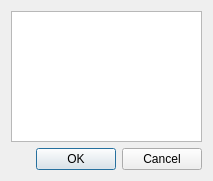
This is src/gui/Src/Gui/SelectFields.ui in x64dbg/x64dbg as Qt 5 draws it before an edit. The edited form follows.
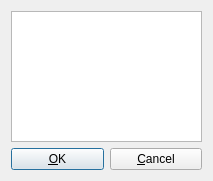
This is the edited form. Icons and pictures are not drawn.

Commit message: GUI: removed QDialogButtonBox

Patch:
```diff
--- a/src/gui/Src/Gui/SelectFields.ui
+++ b/src/gui/Src/Gui/SelectFields.ui
@@ -28,14 +28,22 @@
     <widget class="QListWidget" name="listWidget"/>
    </item>
    <item>
-    <widget class="QDialogButtonBox" name="buttonBox">
-     <property name="orientation">
-      <enum>Qt::Horizontal</enum>
-     </property>
-     <property name="standardButtons">
-      <set>QDialogButtonBox::Cancel|QDialogButtonBox::Ok</set>
-     </property>
-    </widget>
+    <layout class="QHBoxLayout" name="horizontalLayout">
+     <item>
+      <widget class="QPushButton" name="pushButton_2">
+       <property name="text">
+        <string>&amp;OK</string>
+       </property>
+      </widget>
+     </item>
+     <item>
+      <widget class="QPushButton" name="pushButton">
+       <property name="text">
+        <string>&amp;Cancel</string>
+       </property>
+      </widget>
+     </item>
+    </layout>
    </item>
   </layout>
  </widget>
```
Left out of the diff: 24 changed lines with no effect on the pictures. The commit also changes 5 other files.
